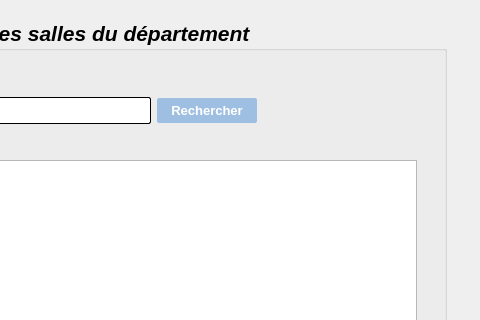
aminabkl/Departement_Management, file salle.ui: the form before one commit; both pictures show x 184 to 664 and y 0 to 320 of the 664 by 577 pixel window.
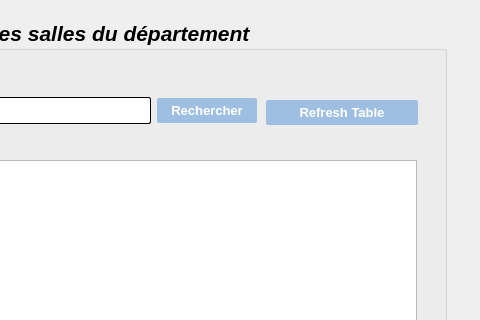
The form after the commit.

What changed in the file:
```diff
--- a/salle.ui
+++ b/salle.ui
@@ -153,7 +153,7 @@
      </item>
     </layout>
    </widget>
-   <widget class="QWidget" name="">
+   <widget class="QWidget" name="layoutWidget">
     <property name="geometry">
      <rect>
       <x>140</x>
@@ -216,6 +216,43 @@
      </item>
     </layout>
    </widget>
+   <widget class="QPushButton" name="RefreshTable">
+    <property name="geometry">
+     <rect>
+      <x>420</x>
+      <y>80</y>
+      <width>152</width>
+      <height>25</height>
+     </rect>
+    </property>
+    <property name="font">
+     <font>
+      <pointsize>-1</pointsize>
+      <italic>false</italic>
+      <bold>true</bold>
+     </font>
+    </property>
+    <property name="styleSheet">
+     <string notr="true">QPushButton{
+color: #ffffff;
+border-radius:2px;
+background-color: rgb(159, 191, 226);
+height: 25px;
+font-size:13px;
+}
+QPushButton:hover:!pressed
+{
+	background-color: rgb(179, 216, 255);
+}
+QPushButton:pressed
+{
+              transition: 0.9s; 
+}</string>
+    </property>
+    <property name="text">
+     <string>Refresh Table</string>
+    </property>
+   </widget>
   </widget>
   <widget class="QPushButton" name="LogoutButton">
    <property name="geometry">
```
